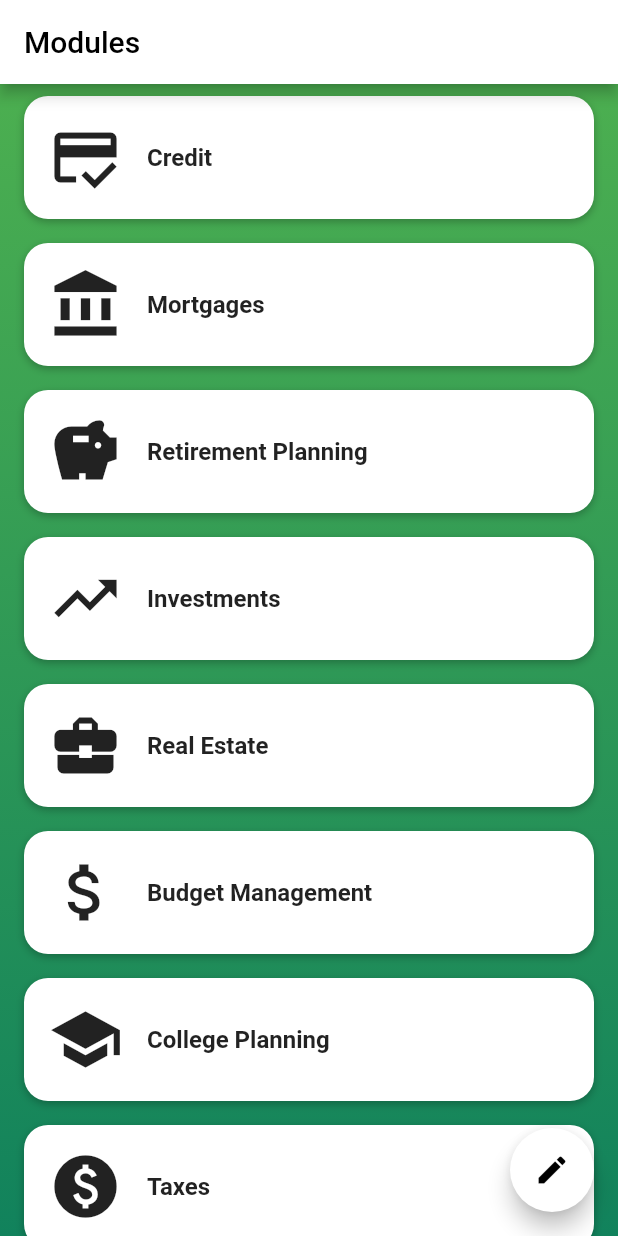
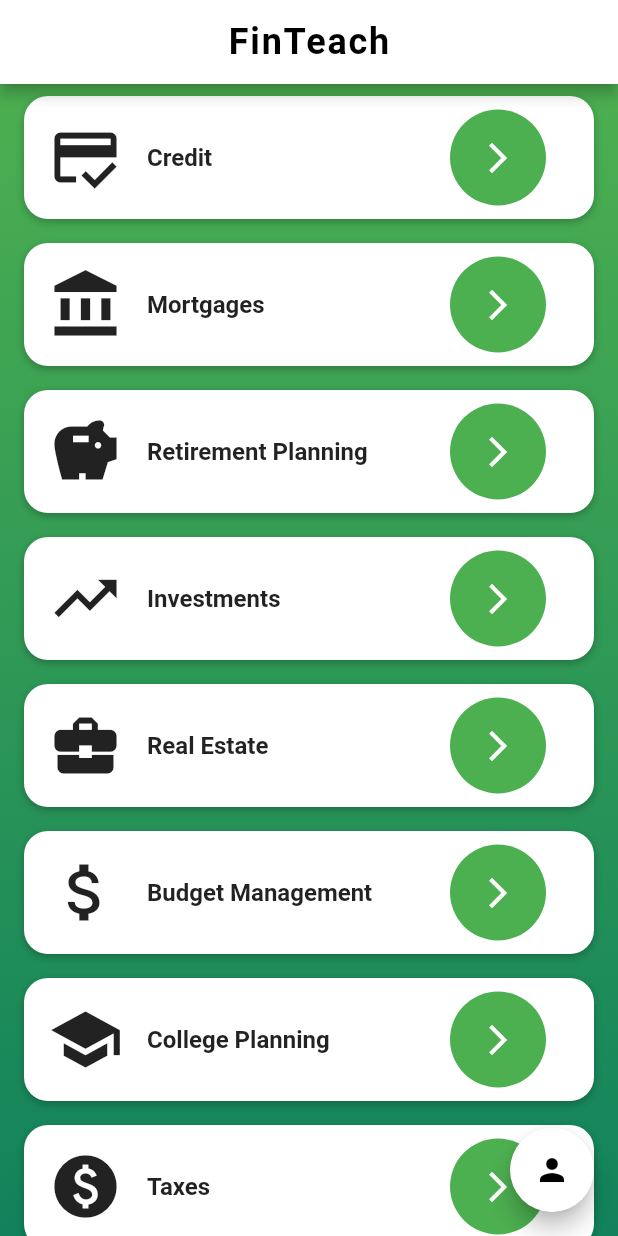
Before and after one commit to kygoben/hackutd, a Flutter app: the screen it shows after launch, on a phone screen of 412 x 824 dp. Run offline on Flutter 3.47's test engine with Material 2 defaults, Android fonts, the phone set to English and light mode, and no system bars; our stand-ins replace flutter_dotenv, shared_preferences; Roboto replaces fonts that are missing (YourCustomFont).

Commit message:
Modified bottom right button to use person / profile icon instead of edit icon

```diff
--- a/finteach/lib/Presentation/app.dart
+++ b/finteach/lib/Presentation/app.dart
@@ -21,7 +21,17 @@ class ModuleList extends StatelessWidget {
 
     return Scaffold(
       appBar: AppBar(
-        title: Text('Modules', style: TextStyle(color: Colors.black)),
+        title: Text('FinTeach',
+            style: TextStyle(
+              color: Colors.black,
+              fontWeight: FontWeight.bold,
+              fontSize: 24.0,
+              letterSpacing:
+                  1.2, // Adjust the letter spacing for a logo-like effect
+              fontFamily:
+                  'YourCustomFont', // Replace with your custom font name
+            )),
+        centerTitle: true, // This centers the title in the AppBar
         backgroundColor: Colors.white,
         iconTheme: IconThemeData(color: Colors.black),
       ),
@@ -49,7 +59,7 @@ class ModuleList extends StatelessWidget {
             MaterialPageRoute(builder: (context) => PracticePage()),
           );
         },
-        child: Icon(Icons.edit, color: Colors.black),
+        child: Icon(Icons.person, color: Colors.black),
         backgroundColor: Colors.white,
         tooltip: 'Practice',
       ),
@@ -73,7 +83,7 @@ class ModuleTile extends StatelessWidget {
   Widget build(BuildContext context) {
     return InkWell(
       onTap: () {
-        // Route to the LessonPage :)
+        // Route to the LessonPage
         Navigator.of(context).push(
           MaterialPageRoute(
             builder: (context) => LessonPage(title: title, chapter: chapter),
@@ -84,8 +94,7 @@ class ModuleTile extends StatelessWidget {
         margin: const EdgeInsets.symmetric(vertical: 8.0, horizontal: 16.0),
         decoration: BoxDecoration(
           color: Colors.white,
-          borderRadius:
-              BorderRadius.circular(16), // Rounded corners for the box, pog
+          borderRadius: BorderRadius.circular(16),
           boxShadow: [
             BoxShadow(
               color: Colors.black26,
@@ -95,8 +104,7 @@ class ModuleTile extends StatelessWidget {
           ],
         ),
         child: Row(
-          mainAxisAlignment: MainAxisAlignment
-              .start, // Items get aligned to the start of the row with this bad boy
+          mainAxisAlignment: MainAxisAlignment.start,
           children: [
             Padding(
               padding: const EdgeInsets.all(16.0),
@@ -106,7 +114,36 @@ class ModuleTile extends StatelessWidget {
               child: Text(subtitle,
                   style: TextStyle(fontSize: 16, fontWeight: FontWeight.bold)),
             ),
-            const SizedBox(width: 16), // For extra some spacing at the end :)
+            Container(
+              decoration: BoxDecoration(
+                color: Colors.green, // Green circle
+                shape: BoxShape.circle, // Circular shape
+              ),
+              margin: const EdgeInsets.only(right: 16.0), // Right margin
+              padding: const EdgeInsets.all(
+                  8.0), // Add padding to make the circle larger
+              child: IconButton(
+                icon: Icon(Icons.arrow_forward_ios,
+                    color: Colors.white,
+                    size: 24.0), // White arrow icon with size specified
+                onPressed: () {
+                  // Route to the LessonPage
+                  Navigator.of(context).push(
+                    MaterialPageRoute(
+                      builder: (context) =>
+                          LessonPage(title: title, chapter: chapter),
+                    ),
+                  );
+                },
+                tooltip: 'Go to module', // Tooltip text
+                padding: EdgeInsets.zero, // Reduces the default padding
+                constraints: BoxConstraints(
+                  minWidth: 48, // Minimum width for the IconButton
+                  minHeight: 48, // Minimum height for the IconButton
+                ), // Use constraints to set the size
+              ),
+            ),
+            const SizedBox(width: 16), // For some spacing at the end
           ],
         ),
       ),
```
